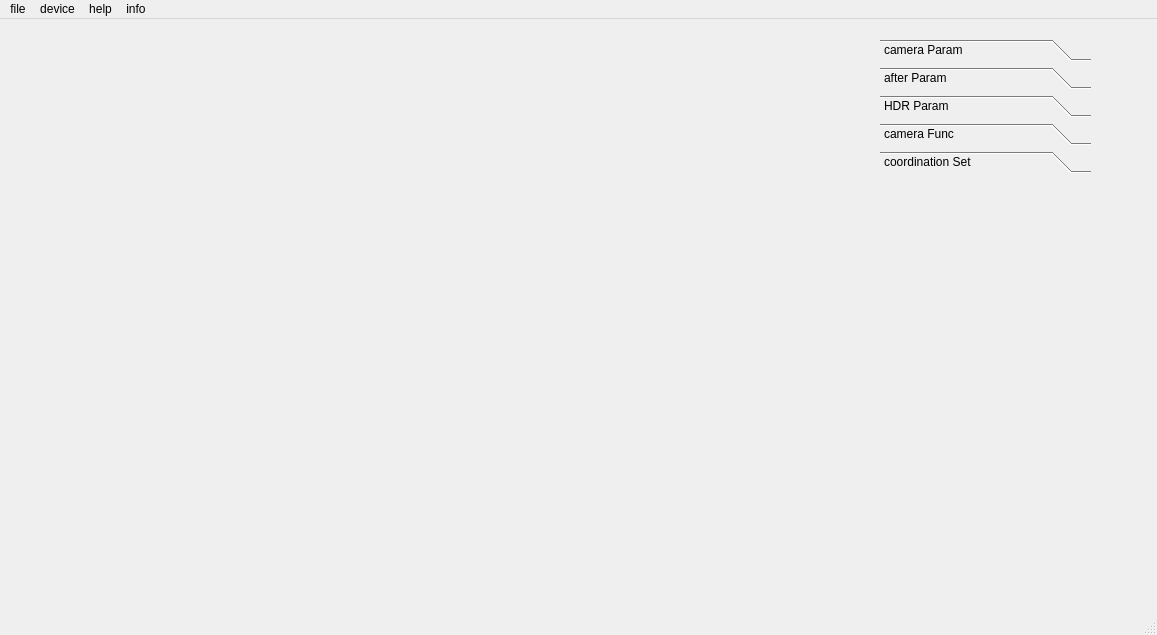
Qt form ui_control/mainwindow.ui (klugcyk/dieschwesterwaternderengle) before a commit.
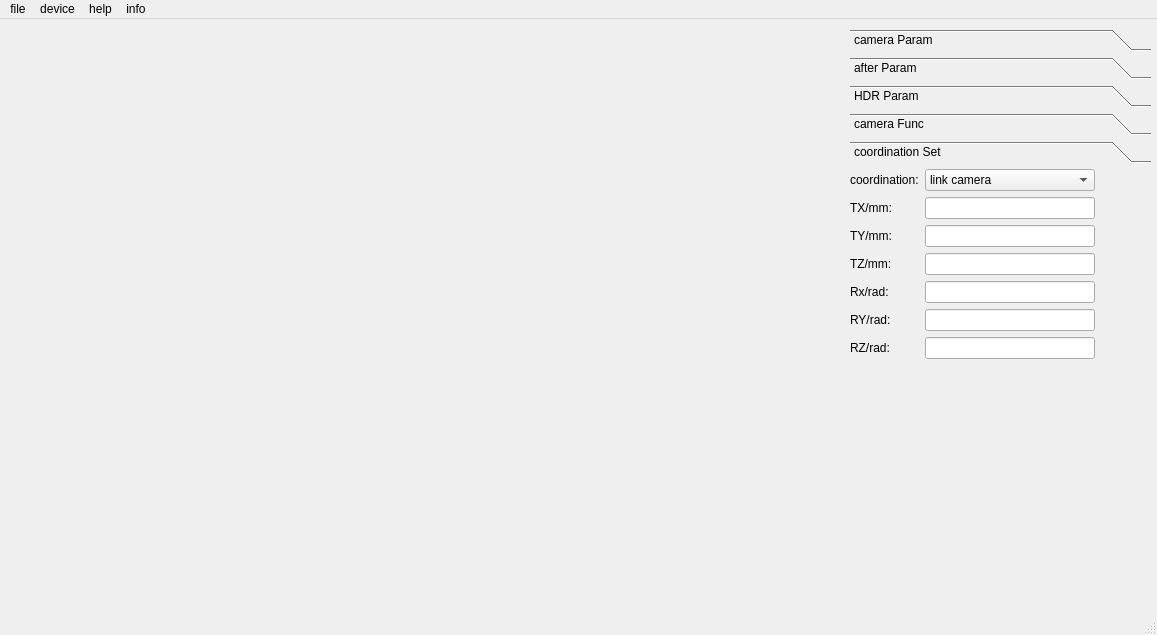
The same form after that commit. The open tabs and pages were chosen to show the change. Custom widgets are drawn as their Qt base class.

```diff
--- a/ui_control/mainwindow.ui
+++ b/ui_control/mainwindow.ui
@@ -17,10 +17,10 @@
    <widget class="QToolBox" name="toolBox">
     <property name="geometry">
      <rect>
-      <x>880</x>
-      <y>20</y>
-      <width>211</width>
-      <height>311</height>
+      <x>850</x>
+      <y>10</y>
+      <width>301</width>
+      <height>411</height>
      </rect>
     </property>
     <property name="font">
@@ -90,9 +90,115 @@
      </attribute>
     </widget>
     <widget class="QWidget" name="funf">
+     <property name="geometry">
+      <rect>
+       <x>0</x>
+       <y>0</y>
+       <width>301</width>
+       <height>246</height>
+      </rect>
+     </property>
      <attribute name="label">
       <string>coordination Set</string>
      </attribute>
+     <widget class="QWidget" name="">
+      <property name="geometry">
+       <rect>
+        <x>0</x>
+        <y>0</y>
+        <width>245</width>
+        <height>233</height>
+       </rect>
+      </property>
+      <layout class="QFormLayout" name="formLayout_2">
+       <item row="0" column="0">
+        <widget class="QLabel" name="label_5">
+         <property name="text">
+          <string>coordination:</string>
+         </property>
+        </widget>
+       </item>
+       <item row="2" column="0">
+        <widget class="QLabel" name="label_7">
+         <property name="text">
+          <string>TX/mm:</string>
+         </property>
+        </widget>
+       </item>
+       <item row="3" column="0">
+        <widget class="QLabel" name="label_8">
+         <property name="text">
+          <string>TY/mm:</string>
+         </property>
+        </widget>
+       </item>
+       <item row="4" column="0">
+        <widget class="QLabel" name="label_6">
+         <property name="text">
+          <string>TZ/mm:</string>
+         </property>
+        </widget>
+       </item>
+       <item row="5" column="0">
+        <widget class="QLabel" name="label_10">
+         <property name="text">
+          <string>Rx/rad:</string>
+         </property>
+        </widget>
+       </item>
+       <item row="6" column="0">
+        <widget class="QLabel" name="label_9">
+         <property name="text">
+          <string>RY/rad:</string>
+         </property>
+        </widget>
+       </item>
+       <item row="7" column="0">
+        <widget class="QLabel" name="label_11">
+         <property name="text">
+          <string>RZ/rad:</string>
+         </property>
+        </widget>
+       </item>
+       <item row="0" column="1">
+        <widget class="QComboBox" name="comboBox_3">
+         <item>
+          <property name="text">
+           <string>link camera </string>
+          </property>
+         </item>
+         <item>
+          <property name="text">
+           <string>richt camera</string>
+          </property>
+         </item>
+         <item>
+          <property name="text">
+           <string>myself</string>
+          </property>
+         </item>
+        </widget>
+       </item>
+       <item row="2" column="1">
+        <widget class="QLineEdit" name="Tx"/>
+       </item>
+       <item row="3" column="1">
+        <widget class="QLineEdit" name="Ty"/>
+       </item>
+       <item row="4" column="1">
+        <widget class="QLineEdit" name="Tz"/>
+       </item>
+       <item row="5" column="1">
+        <widget class="QLineEdit" name="Rx"/>
+       </item>
+       <item row="6" column="1">
+        <widget class="QLineEdit" name="Ry"/>
+       </item>
+       <item row="7" column="1">
+        <widget class="QLineEdit" name="Rz"/>
+       </item>
+      </layout>
+     </widget>
     </widget>
    </widget>
   </widget>
@@ -168,6 +274,14 @@
    </property>
   </action>
  </widget>
+ <customwidgets>
+  <customwidget>
+   <class>toolPage</class>
+   <extends>QWidget</extends>
+   <header>toolpage.h</header>
+   <container>1</container>
+  </customwidget>
+ </customwidgets>
  <resources/>
  <connections/>
 </ui>
```
Left out of the diff: 120 changed lines with no effect on the pictures.
